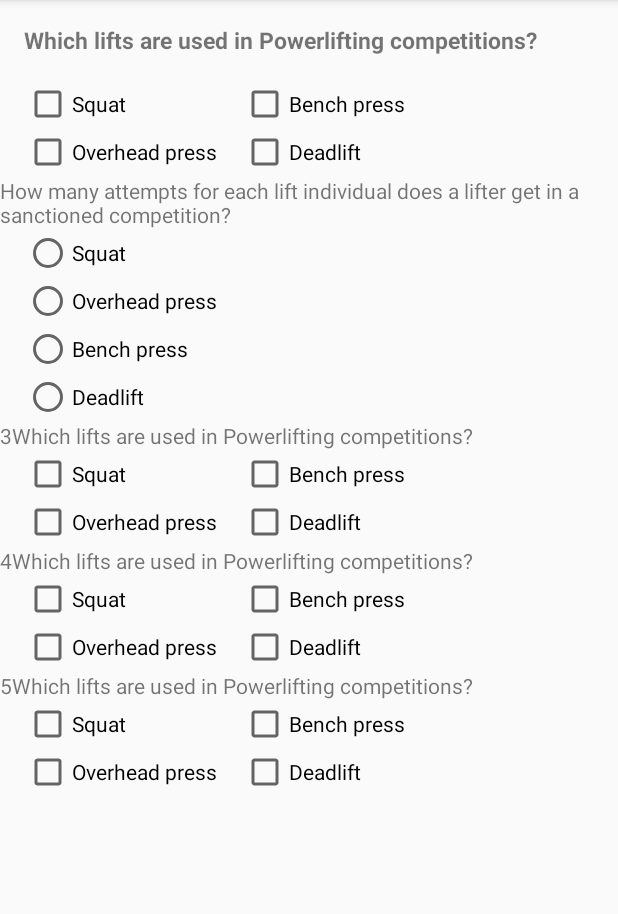
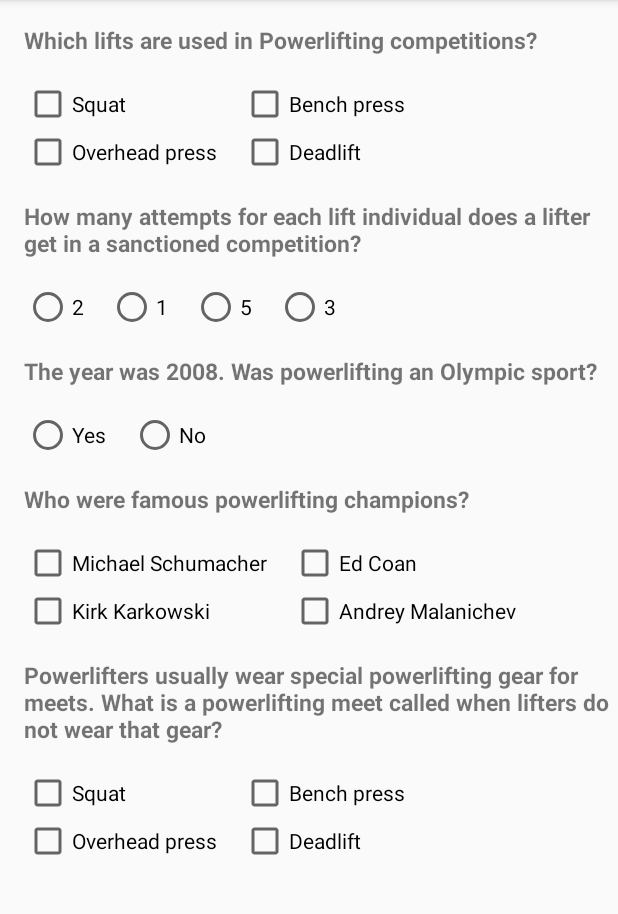
Before and after one commit to joachimharms/Powerlifting-Quiz, an Android app: the screen it shows after launch (MainActivity), on a phone screen of 412 x 824 dp, the part 84-998 px from its top. Run offline under Robolectric (Android 15) with nearby library versions, the phone set to English and light mode, and no system bars.

Commit message:
Add few more questions and a scrollview - done

```diff
--- a/app/src/main/res/layout/activity_main.xml
+++ b/app/src/main/res/layout/activity_main.xml
@@ -1,13 +1,19 @@
 <?xml version="1.0" encoding="utf-8"?>
 
 
+<ScrollView
+    xmlns:android="http://schemas.android.com/apk/res/android"
+    xmlns:tools="http://schemas.android.com/tools"
+    tools:context="com.example.android.powerliftingquiz.MainActivity"
+    android:layout_width="match_parent"
+    android:layout_height="wrap_content"
 
+    >
 
-<LinearLayout xmlns:android="http://schemas.android.com/apk/res/android"
-                xmlns:tools="http://schemas.android.com/tools"
+<LinearLayout
                 android:layout_width="match_parent"
                 android:layout_height="match_parent"
-                tools:context="com.example.android.powerliftingquiz.MainActivity"
+
               android:orientation="vertical"
     >
 
@@ -78,6 +84,11 @@
     <TextView
         android:layout_width="match_parent"
         android:layout_height="wrap_content"
+        android:textStyle="bold"
+        android:layout_marginBottom="16dp"
+        android:textSize="15sp"
+        android:layout_marginLeft="16dp"
+        android:layout_marginTop="16dp"
         android:text="How many attempts for each lift individual does a lifter get in a sanctioned competition?"
 
         />
@@ -94,20 +105,23 @@
 
         <RadioGroup
             android:layout_width="wrap_content"
-            android:layout_height="wrap_content">
+            android:layout_height="wrap_content"
+            android:orientation="horizontal"
+            >
             <RadioButton
+                android:layout_above="@+id/radio_button_left_bottom"
                 android:id="@+id/radio_button_left_top"
                 android:layout_width="wrap_content"
                 android:layout_height="wrap_content"
                 android:layout_marginLeft="16dp"
-                android:text="Squat"
+                android:text="2"
 
                 />
             <RadioButton
                 android:id="@+id/radio_button_left_bottom"
                 android:layout_width="wrap_content"
                 android:layout_height="wrap_content"
-                android:text="Overhead press"
+                android:text="1"
                 android:layout_marginLeft="16dp"
 
 
@@ -118,19 +132,19 @@
 
 
             <RadioButton
+                android:layout_above="@+id/radio_button_right_bottom"
                 android:id="@+id/radio_button_right_top"
                 android:layout_width="wrap_content"
                 android:layout_height="wrap_content"
-                android:text="Bench press"
+                android:text="5"
                 android:layout_marginLeft="16dp"
                 />
             <RadioButton
                 android:id="@+id/radio_button_right_bottom"
                 android:layout_width="wrap_content"
                 android:layout_height="wrap_content"
-                android:text="Deadlift"
+                android:text="3"
                 android:layout_marginLeft="16dp"
-
                 />
         </RadioGroup>
 
@@ -162,7 +176,14 @@
     <TextView
         android:layout_width="match_parent"
         android:layout_height="wrap_content"
-        android:text="3Which lifts are used in Powerlifting competitions?"
+
+        android:textStyle="bold"
+        android:layout_marginBottom="16dp"
+        android:textSize="15sp"
+        android:layout_marginLeft="16dp"
+        android:layout_marginTop="16dp"
+
+        android:text="The year was 2008. Was powerlifting an Olympic sport?"
 
         />
 
@@ -174,52 +195,33 @@
         android:layout_height="wrap_content"
         android:orientation="horizontal"
         >
-        <LinearLayout
-            android:layout_width="wrap_content"
+
+        <RadioGroup
+            android:layout_width="match_parent"
             android:layout_height="wrap_content"
-            android:orientation="vertical">
-
-            <CheckBox
+            android:orientation="horizontal">
+            <RadioButton
 
                 android:layout_width="wrap_content"
                 android:layout_height="wrap_content"
                 android:layout_marginLeft="16dp"
-                android:text="Squat"
+                android:text="Yes"
 
                 />
-            <CheckBox
+        <RadioButton
 
                 android:layout_width="wrap_content"
                 android:layout_height="wrap_content"
-                android:text="Overhead press"
+                android:text="No"
                 android:layout_marginLeft="16dp"
 
 
                 />
-
-        </LinearLayout>
+        </RadioGroup>
 
 
-        <LinearLayout
-            android:layout_width="wrap_content"
-            android:layout_height="wrap_content"
-            android:orientation="vertical">
-            <CheckBox
 
-                android:layout_width="wrap_content"
-                android:layout_height="wrap_content"
-                android:text="Bench press"
-                android:layout_marginLeft="16dp"
-                />
-            <CheckBox
 
-                android:layout_width="wrap_content"
-                android:layout_height="wrap_content"
-                android:text="Deadlift"
-                android:layout_marginLeft="16dp"
-
-                />
-        </LinearLayout>
     </LinearLayout>
 
 
@@ -247,8 +249,12 @@
     <TextView
         android:layout_width="match_parent"
         android:layout_height="wrap_content"
-        android:text="4Which lifts are used in Powerlifting competitions?"
-
+        android:text="Who were famous powerlifting champions?"
+        android:textStyle="bold"
+        android:layout_marginBottom="16dp"
+        android:textSize="15sp"
+        android:layout_marginLeft="16dp"
+        android:layout_marginTop="16dp"
         />
 
 
@@ -267,18 +273,18 @@
             android:orientation="vertical">
 
             <CheckBox
-
+                android:id="@+id/checkbox_pl_name_left_top"
                 android:layout_width="wrap_content"
                 android:layout_height="wrap_content"
                 android:layout_marginLeft="16dp"
-                android:text="Squat"
+                android:text="Michael Schumacher"
 
                 />
             <CheckBox
-
+                android:id="@+id/checkbox_pl_name_right_top"
                 android:layout_width="wrap_content"
                 android:layout_height="wrap_content"
-                android:text="Overhead press"
+                android:text="Kirk Karkowski"
                 android:layout_marginLeft="16dp"
 
 
@@ -292,17 +298,17 @@
             android:layout_height="wrap_content"
             android:orientation="vertical">
             <CheckBox
-
+                android:id="@+id/checkbox_pl_name_left_bottom"
                 android:layout_width="wrap_content"
                 android:layout_height="wrap_content"
-                android:text="Bench press"
+                android:text="Ed Coan"
                 android:layout_marginLeft="16dp"
                 />
             <CheckBox
-
+                android:id="@+id/checkbox_pl_name_right_bottom"
                 android:layout_width="wrap_content"
                 android:layout_height="wrap_content"
-                android:text="Deadlift"
+                android:text="Andrey Malanichev"
                 android:layout_marginLeft="16dp"
 
                 />
@@ -339,8 +345,12 @@
     <TextView
         android:layout_width="match_parent"
         android:layout_height="wrap_content"
-        android:text="5Which lifts are used in Powerlifting competitions?"
-
+        android:text="Powerlifters usually wear special powerlifting gear for meets. What is a powerlifting meet called when lifters do not wear that gear?"
+        android:textStyle="bold"
+        android:layout_marginBottom="16dp"
+        android:textSize="15sp"
+        android:layout_marginLeft="16dp"
+        android:layout_marginTop="16dp"
         />
 
 
@@ -424,3 +434,4 @@
 
 
 </LinearLayout>
+</ScrollView>
```
Also changed, not shown: 15 other files.
